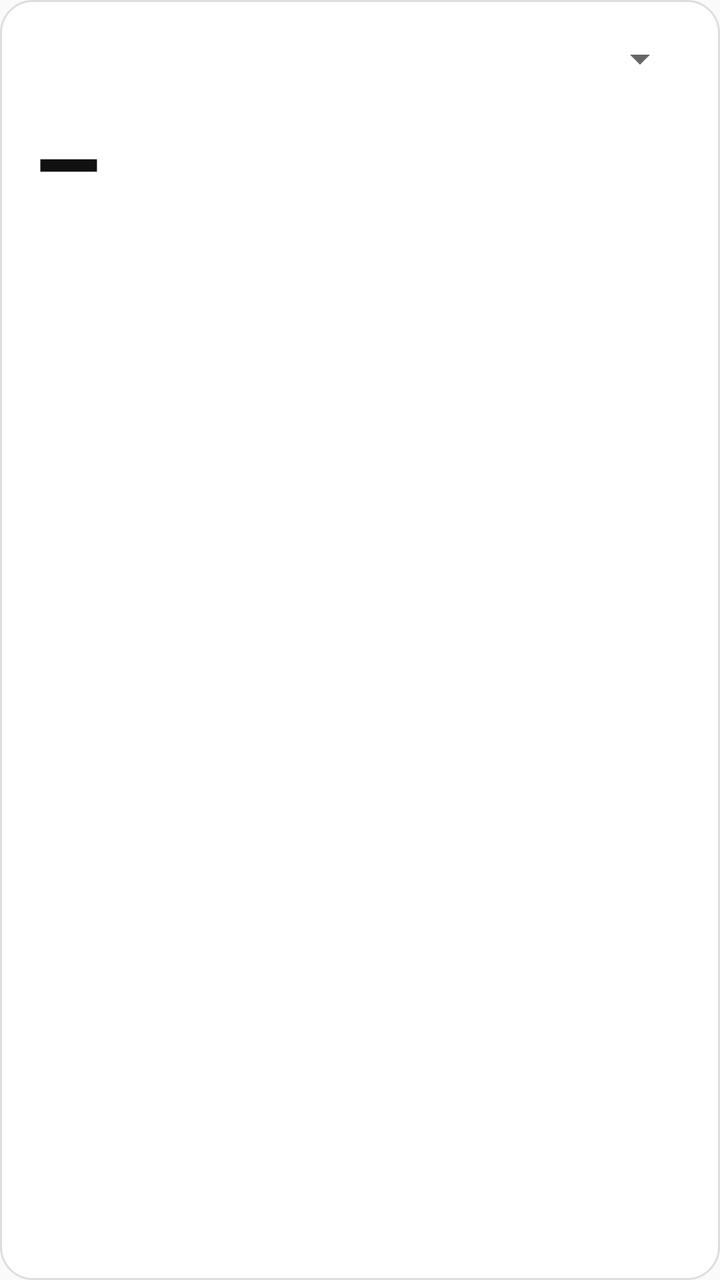
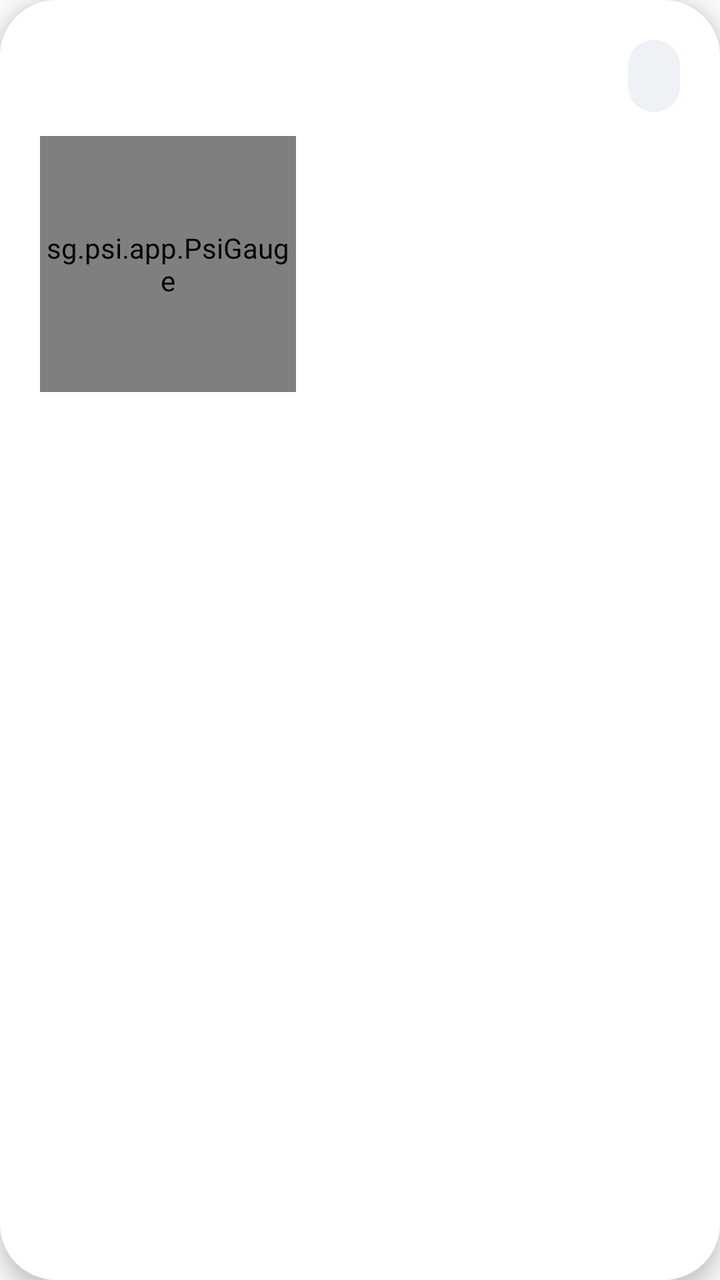

Before-and-after screenshots of an Android layout around one commit, followed by the original layout XML and the change that was made.
<!-- AndroidManifest.xml: application theme android:Theme.Material.Light.NoActionBar -->
<!-- res/layout/psi_card.xml -->
<?xml version="1.0" encoding="utf-8"?>
<LinearLayout xmlns:android="http://schemas.android.com/apk/res/android"
    android:layout_width="match_parent"
    android:layout_height="wrap_content"
    android:layout_marginBottom="16dp"
    android:background="@drawable/card_bg"
    android:orientation="vertical"
    android:padding="16dp">

    <LinearLayout
        android:layout_width="match_parent"
        android:layout_height="wrap_content"
        android:gravity="center_vertical"
        android:orientation="horizontal">

        <TextView
            android:id="@+id/label"
            android:layout_width="0dp"
            android:layout_height="wrap_content"
            android:layout_weight="1"
            android:textColor="#111111"
            android:textSize="20sp"
            android:textStyle="bold" />

        <Spinner
            android:id="@+id/region"
            android:layout_width="wrap_content"
            android:layout_height="wrap_content" />
    </LinearLayout>

    <TextView
        android:id="@+id/value"
        android:layout_width="wrap_content"
        android:layout_height="wrap_content"
        android:text="–"
        android:textColor="#111111"
        android:textSize="56sp"
        android:textStyle="bold" />

    <TextView
        android:id="@+id/band"
        android:layout_width="wrap_content"
        android:layout_height="wrap_content"
        android:paddingStart="10dp"
        android:paddingTop="4dp"
        android:paddingEnd="10dp"
        android:paddingBottom="4dp"
        android:textColor="#FFFFFF"
        android:textStyle="bold" />
</LinearLayout>
<!-- resources referenced by this layout -->
<resources>
  <!-- drawable card_bg (drawable) -->
  <?xml version="1.0" encoding="utf-8"?>
  <shape xmlns:android="http://schemas.android.com/apk/res/android" android:shape="rectangle">
      <solid android:color="#FFFFFF" />
      <corners android:radius="16dp" />
      <stroke android:width="1dp" android:color="#DDDDDD" />
  </shape>
</resources>

<!-- the commit's change to res/layout/psi_card.xml (unified diff, before → after) -->
@@ -4,8 +4,9 @@
     android:layout_height="wrap_content"
     android:layout_marginBottom="16dp"
     android:background="@drawable/card_bg"
+    android:elevation="6dp"
     android:orientation="vertical"
-    android:padding="16dp">
+    android:padding="20dp">
 
     <LinearLayout
         android:layout_width="match_parent"
@@ -14,37 +15,74 @@
         android:orientation="horizontal">
 
         <TextView
-            android:id="@+id/label"
+            android:id="@+id/emoji"
+            android:layout_width="wrap_content"
+            android:layout_height="wrap_content"
+            android:textSize="22sp" />
+
+        <TextView
+            android:id="@+id/title"
             android:layout_width="0dp"
             android:layout_height="wrap_content"
+            android:layout_marginStart="8dp"
             android:layout_weight="1"
-            android:textColor="#111111"
-            android:textSize="20sp"
-            android:textStyle="bold" />
+            android:fontFamily="sans-serif-medium"
+            android:textColor="#1B1F2A"
+            android:textSize="19sp" />
 
-        <Spinner
+        <TextView
             android:id="@+id/region"
             android:layout_width="wrap_content"
-            android:layout_height="wrap_content" />
+            android:layout_height="wrap_content"
+            android:background="@drawable/chip_bg"
+            android:fontFamily="sans-serif-medium"
+            android:minHeight="36dp"
+            android:gravity="center"
+            android:paddingStart="14dp"
+            android:paddingEnd="12dp"
+            android:textColor="#1B1F2A"
+            android:textSize="14sp" />
     </LinearLayout>
 
-    <TextView
-        android:id="@+id/value"
-        android:layout_width="wrap_content"
+    <LinearLayout
+        android:layout_width="match_parent"
         android:layout_height="wrap_content"
-        android:text="–"
-        android:textColor="#111111"
-        android:textSize="56sp"
-        android:textStyle="bold" />
+        android:layout_marginTop="12dp"
+        android:gravity="center_vertical"
+        android:orientation="horizontal">
 
-    <TextView
-        android:id="@+id/band"
-        android:layout_width="wrap_content"
-        android:layout_height="wrap_content"
-        android:paddingStart="10dp"
-        android:paddingTop="4dp"
-        android:paddingEnd="10dp"
-        android:paddingBottom="4dp"
-        android:textColor="#FFFFFF"
-        android:textStyle="bold" />
+        <sg.psi.app.PsiGauge
+            android:id="@+id/gauge"
+            android:layout_width="128dp"
+            android:layout_height="128dp" />
+
+        <LinearLayout
+            android:layout_width="0dp"
+            android:layout_height="wrap_content"
+            android:layout_marginStart="18dp"
+            android:layout_weight="1"
+            android:orientation="vertical">
+
+            <TextView
+                android:id="@+id/band"
+                android:layout_width="wrap_content"
+                android:layout_height="wrap_content"
+                android:fontFamily="sans-serif-medium"
+                android:paddingStart="12dp"
+                android:paddingTop="5dp"
+                android:paddingEnd="12dp"
+                android:paddingBottom="5dp"
+                android:textColor="#FFFFFF"
+                android:textSize="14sp" />
+
+            <TextView
+                android:id="@+id/advice"
+                android:layout_width="wrap_content"
+                android:layout_height="wrap_content"
+                android:layout_marginTop="10dp"
+                android:lineSpacingExtra="2dp"
+                android:textColor="#4A5061"
+                android:textSize="15sp" />
+        </LinearLayout>
+    </LinearLayout>
 </LinearLayout>
<!-- resource entries referenced after the edit -->
@@ -4,8 +4,13 @@
   <?xml version="1.0" encoding="utf-8"?>
   <shape xmlns:android="http://schemas.android.com/apk/res/android" android:shape="rectangle">
       <solid android:color="#FFFFFF" />
-      <corners android:radius="16dp" />
-      <stroke android:width="1dp" android:color="#DDDDDD" />
+      <corners android:radius="28dp" />
+  </shape>
+  <!-- drawable chip_bg (drawable) -->
+  <?xml version="1.0" encoding="utf-8"?>
+  <shape xmlns:android="http://schemas.android.com/apk/res/android" android:shape="rectangle">
+      <solid android:color="#EEF1F5" />
+      <corners android:radius="20dp" />
   </shape>
 </resources>
 
